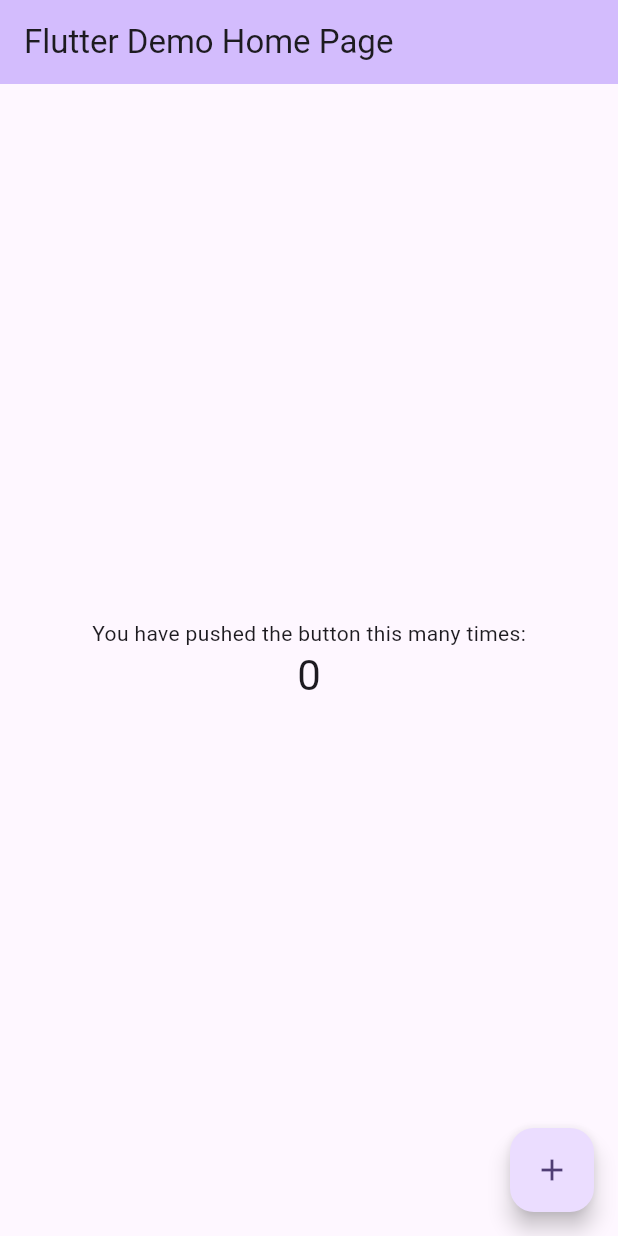
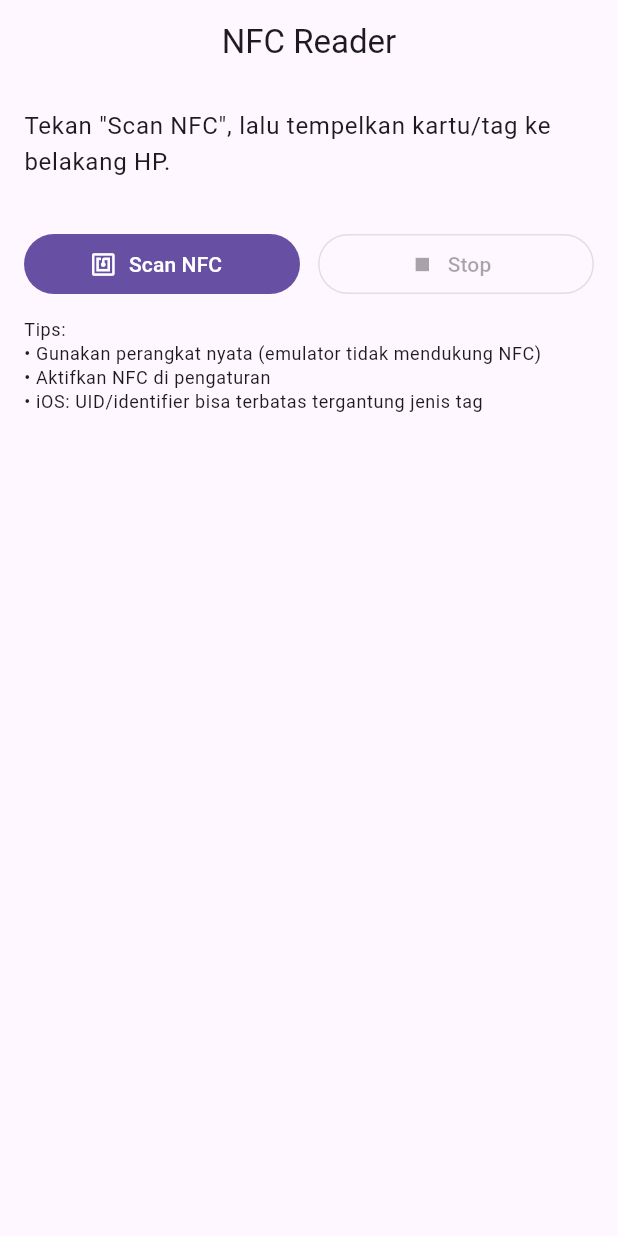
Before and after one commit to suryo/nfc_reader_app_flutter, a Flutter app: the screen it shows after launch, on a phone screen of 412 x 824 dp. Run offline on Flutter 3.47's test engine with Material 3 defaults, Android fonts, the phone set to English and light mode, and no system bars; missing offline and left inert: nfc_manager, nfc_manager_ndef.

Commit message:
create feature detection NFC

```diff
--- a/lib/main.dart
+++ b/lib/main.dart
@@ -1,122 +1,298 @@
+import 'dart:typed_data';
 import 'package:flutter/material.dart';
+import 'package:flutter/services.dart';
+import 'package:nfc_manager/nfc_manager.dart';
+
+// Penting untuk akses kelas platform v4:
+import 'package:nfc_manager/nfc_manager_android.dart';
+import 'package:nfc_manager/nfc_manager_ios.dart';
+
+// NDEF abstraction (lintas platform)
+import 'package:nfc_manager_ndef/nfc_manager_ndef.dart';
 
 void main() {
-  runApp(const MyApp());
+  runApp(const NFCReaderApp());
 }
 
-class MyApp extends StatelessWidget {
-  const MyApp({super.key});
+class NFCReaderApp extends StatelessWidget {
+  const NFCReaderApp({super.key});
 
-  // This widget is the root of your application.
   @override
   Widget build(BuildContext context) {
     return MaterialApp(
-      title: 'Flutter Demo',
-      theme: ThemeData(
-        // This is the theme of your application.
-        //
-        // TRY THIS: Try running your application with "flutter run". You'll see
-        // the application has a purple toolbar. Then, without quitting the app,
-        // try changing the seedColor in the colorScheme below to Colors.green
-        // and then invoke "hot reload" (save your changes or press the "hot
-        // reload" button in a Flutter-supported IDE, or press "r" if you used
-        // the command line to start the app).
-        //
-        // Notice that the counter didn't reset back to zero; the application
-        // state is not lost during the reload. To reset the state, use hot
-        // restart instead.
-        //
-        // This works for code too, not just values: Most code changes can be
-        // tested with just a hot reload.
-        colorScheme: ColorScheme.fromSeed(seedColor: Colors.deepPurple),
-      ),
-      home: const MyHomePage(title: 'Flutter Demo Home Page'),
+      title: 'NFC Reader',
+      theme: ThemeData(useMaterial3: true),
+      home: const NFCReaderPage(),
+      debugShowCheckedModeBanner: false,
     );
   }
 }
 
-class MyHomePage extends StatefulWidget {
-  const MyHomePage({super.key, required this.title});
-
-  // This widget is the home page of your application. It is stateful, meaning
-  // that it has a State object (defined below) that contains fields that affect
-  // how it looks.
-
-  // This class is the configuration for the state. It holds the values (in this
-  // case the title) provided by the parent (in this case the App widget) and
-  // used by the build method of the State. Fields in a Widget subclass are
-  // always marked "final".
-
-  final String title;
+class NFCReaderPage extends StatefulWidget {
+  const NFCReaderPage({super.key});
 
   @override
-  State<MyHomePage> createState() => _MyHomePageState();
+  State<NFCReaderPage> createState() => _NFCReaderPageState();
 }
 
-class _MyHomePageState extends State<MyHomePage> {
-  int _counter = 0;
+class _NFCReaderPageState extends State<NFCReaderPage> {
+  bool _isScanning = false;
+  String _status = 'Tekan "Scan NFC", lalu tempelkan kartu/tag ke belakang HP.';
+  String? _uidHex;
+  String? _tech;
+  String? _ndefSummary;
 
-  void _incrementCounter() {
+  @override
+  void dispose() {
+    NfcManager.instance.stopSession();
+    super.dispose();
+  }
+
+  Future<void> _startScan() async {
     setState(() {
-      // This call to setState tells the Flutter framework that something has
-      // changed in this State, which causes it to rerun the build method below
-      // so that the display can reflect the updated values. If we changed
-      // _counter without calling setState(), then the build method would not be
-      // called again, and so nothing would appear to happen.
-      _counter++;
+      _isScanning = true;
+      _status = 'Memulai sesi NFC...';
+      _uidHex = null;
+      _tech = null;
+      _ndefSummary = null;
     });
+
+    final available = await NfcManager.instance.isAvailable();
+    if (!available) {
+      setState(() {
+        _isScanning = false;
+        _status = 'NFC tidak tersedia/aktif di perangkat ini.';
+      });
+      return;
+    }
+
+    await NfcManager.instance.startSession(
+      // Aman untuk Android & iOS (FeliCa/iso18092 opsional: butuh entitlements tambahan di iOS)
+      pollingOptions: {NfcPollingOption.iso14443, NfcPollingOption.iso15693},
+      onDiscovered: (NfcTag tag) async {
+        try {
+          final uid = _extractIdentifier(tag);
+          final techs = _detectTechs(tag).join(', ');
+          final ndefInfo = await _tryReadNdef(tag);
+
+          setState(() {
+            _uidHex = uid;
+            _tech = techs.isEmpty ? null : techs;
+            _ndefSummary = ndefInfo;
+            _status = uid == null
+                ? 'Tag terdeteksi (UID mungkin tidak diekspos pada tipe/perangkat ini).'
+                : 'Tag terdeteksi! UID: $uid';
+          });
+        } catch (e) {
+          setState(() => _status = 'Gagal membaca tag: $e');
+        } finally {
+          await NfcManager.instance.stopSession();
+          if (mounted) setState(() => _isScanning = false);
+        }
+      },
+    );
+
+    setState(() => _status = 'Tempelkan kartu/tag ke belakang HP…');
+  }
+
+  Future<void> _stopScan() async {
+    await NfcManager.instance.stopSession();
+    setState(() {
+      _isScanning = false;
+      _status = 'Sesi dihentikan.';
+    });
+  }
+
+  /// Deteksi teknologi utama (kelas vendor-specific v4).
+  List<String> _detectTechs(NfcTag tag) {
+    final t = <String>[];
+
+    // ---------- ANDROID ----------
+    try {
+      if (NfcAAndroid.from(tag) != null) t.add('NfcA');
+      if (NfcBAndroid.from(tag) != null) t.add('NfcB');
+      if (NfcFAndroid.from(tag) != null) t.add('NfcF');
+      if (NfcVAndroid.from(tag) != null) t.add('NfcV');
+      if (IsoDepAndroid.from(tag) != null) t.add('IsoDep');
+      if (MifareClassicAndroid.from(tag) != null) t.add('MifareClassic');
+      if (MifareUltralightAndroid.from(tag) != null) t.add('MifareUltralight');
+      if (NdefAndroid.from(tag) != null) t.add('Ndef');
+    } catch (_) {}
+
+    // ---------- iOS ----------
+    try {
+      if (MiFareIos.from(tag) != null) t.add('MiFare');
+      if (FeliCaIos.from(tag) != null) t.add('FeliCa');
+      if (Iso15693Ios.from(tag) != null) t.add('Iso15693');
+      if (Iso7816Ios.from(tag) != null) t.add('Iso7816');
+      if (NdefIos.from(tag) != null) t.add('Ndef');
+    } catch (_) {}
+
+    return t;
+  }
+
+  /// Ambil UID (identifier) jika tersedia. iOS bisa berbeda/terbatas.
+  String? _extractIdentifier(NfcTag tag) {
+    Uint8List? id;
+
+    // ---------- ANDROID: pakai NfcTagAndroid.id ----------
+    final aTag = NfcTagAndroid.from(tag);
+    if (aTag != null) {
+      id = aTag.id; // UID/serial di Android v4
+    }
+
+    // ---------- iOS ----------
+    id ??= MiFareIos.from(tag)?.identifier;
+    id ??= FeliCaIos.from(tag)?.currentIDm;   // FeliCa punya IDm
+    id ??= Iso15693Ios.from(tag)?.identifier;
+    id ??= Iso7816Ios.from(tag)?.identifier;
+
+    return id == null ? null : _bytesToHex(id);
+  }
+
+  /// Baca NDEF (pakai nfc_manager_ndef).
+  Future<String?> _tryReadNdef(NfcTag tag) async {
+    final ndef = Ndef.from(tag);
+    if (ndef == null) return 'Tag tidak mendukung NDEF.';
+
+    // Coba pakai pesan yang sudah di-cache saat discovery; jika null, read().
+    final message = ndef.cachedMessage ?? await ndef.read(); // NdefMessage?
+
+    if (message == null || message.records.isEmpty) return 'NDEF kosong.';
+
+    final buf = StringBuffer();
+    for (var i = 0; i < message.records.length; i++) {
+      final r = message.records[i];
+      buf.writeln('• Record #${i + 1}');
+      buf.writeln('  TNF: ${r.typeNameFormat}');
+      buf.writeln('  Type: ${String.fromCharCodes(r.type)}');
+      if (r.payload.isNotEmpty) {
+        final txt = _safePayloadPreview(r.payload);
+        buf.writeln('  Payload: $txt');
+      }
+    }
+    return buf.toString().trim();
+  }
+
+  String _safePayloadPreview(Uint8List bytes) {
+    final s = String.fromCharCodes(bytes);
+    return s.length > 120 ? '${s.substring(0, 120)}…' : s;
+  }
+
+  String _bytesToHex(Uint8List bytes) {
+    final sb = StringBuffer();
+    for (final b in bytes) {
+      sb.write(b.toRadixString(16).padLeft(2, '0').toUpperCase());
+    }
+    return sb.toString();
   }
 
   @override
   Widget build(BuildContext context) {
-    // This method is rerun every time setState is called, for instance as done
-    // by the _incrementCounter method above.
-    //
-    // The Flutter framework has been optimized to make rerunning build methods
-    // fast, so that you can just rebuild anything that needs updating rather
-    // than having to individually change instances of widgets.
+    final theme = Theme.of(context);
     return Scaffold(
-      appBar: AppBar(
-        // TRY THIS: Try changing the color here to a specific color (to
-        // Colors.amber, perhaps?) and trigger a hot reload to see the AppBar
-        // change color while the other colors stay the same.
-        backgroundColor: Theme.of(context).colorScheme.inversePrimary,
-        // Here we take the value from the MyHomePage object that was created by
-        // the App.build method, and use it to set our appbar title.
-        title: Text(widget.title),
-      ),
-      body: Center(
-        // Center is a layout widget. It takes a single child and positions it
-        // in the middle of the parent.
-        child: Column(
-          // Column is also a layout widget. It takes a list of children and
-          // arranges them vertically. By default, it sizes itself to fit its
-          // children horizontally, and tries to be as tall as its parent.
-          //
-          // Column has various properties to control how it sizes itself and
-          // how it positions its children. Here we use mainAxisAlignment to
-          // center the children vertically; the main axis here is the vertical
-          // axis because Columns are vertical (the cross axis would be
-          // horizontal).
-          //
-          // TRY THIS: Invoke "debug painting" (choose the "Toggle Debug Paint"
-          // action in the IDE, or press "p" in the console), to see the
-          // wireframe for each widget.
-          mainAxisAlignment: MainAxisAlignment.center,
-          children: <Widget>[
-            const Text('You have pushed the button this many times:'),
+      appBar: AppBar(title: const Text('NFC Reader'), centerTitle: true),
+      body: Padding(
+        padding: const EdgeInsets.all(16),
+        child: ListView(
+          children: [
+            // Panel UID besar + tombol salin
+            if (_uidHex != null)
+              Card(
+                child: Padding(
+                  padding: const EdgeInsets.all(16),
+                  child: Row(
+                    crossAxisAlignment: CrossAxisAlignment.start,
+                    children: [
+                      Expanded(
+                        child: SelectableText(
+                          'UID: ${_uidHex!}',
+                          style: theme.textTheme.headlineSmall,
+                        ),
+                      ),
+                      IconButton(
+                        tooltip: 'Salin UID',
+                        onPressed: () async {
+                          await Clipboard.setData(ClipboardData(text: _uidHex!));
+                          if (!mounted) return;
+                          ScaffoldMessenger.of(context).showSnackBar(
+                            const SnackBar(content: Text('UID disalin ke clipboard')),
+                          );
+                        },
+                        icon: const Icon(Icons.copy),
+                      ),
+                    ],
+                  ),
+                ),
+              ),
+
+            // Status
+            Text(_status, style: theme.textTheme.bodyLarge),
+            const SizedBox(height: 16),
+
+            // Info Tech & NDEF
+            if (_tech != null) _InfoTile(title: 'Tech', value: _tech!),
+            if (_ndefSummary != null)
+              _InfoTile(title: 'NDEF', value: _ndefSummary!),
+
+            const SizedBox(height: 16),
+
+            // Tombol aksi
+            Row(
+              children: [
+                Expanded(
+                  child: FilledButton.icon(
+                    onPressed: _isScanning ? null : _startScan,
+                    icon: const Icon(Icons.nfc),
+                    label: const Text('Scan NFC'),
+                  ),
+                ),
+                const SizedBox(width: 12),
+                Expanded(
+                  child: OutlinedButton.icon(
+                    onPressed: _isScanning ? _stopScan : null,
+                    icon: const Icon(Icons.stop),
+                    label: const Text('Stop'),
+                  ),
+                ),
+              ],
+            ),
+
+            const SizedBox(height: 12),
             Text(
-              '$_counter',
-              style: Theme.of(context).textTheme.headlineMedium,
+              'Tips:\n'
+              '• Gunakan perangkat nyata (emulator tidak mendukung NFC)\n'
+              '• Aktifkan NFC di pengaturan\n'
+              '• iOS: UID/identifier bisa terbatas tergantung jenis tag',
+              style: theme.textTheme.bodySmall,
             ),
           ],
         ),
       ),
-      floatingActionButton: FloatingActionButton(
-        onPressed: _incrementCounter,
-        tooltip: 'Increment',
-        child: const Icon(Icons.add),
-      ), // This trailing comma makes auto-formatting nicer for build methods.
     );
   }
 }
+
+class _InfoTile extends StatelessWidget {
+  final String title;
+  final String value;
+  const _InfoTile({required this.title, required this.value});
+
+  @override
+  Widget build(BuildContext context) {
+    final theme = Theme.of(context);
+    return Card(
+      child: Padding(
+        padding: const EdgeInsets.all(12),
+        child: SelectableText.rich(
+          TextSpan(
+            children: [
+              TextSpan(text: '$title\n', style: theme.textTheme.titleSmall),
+              TextSpan(text: value, style: theme.textTheme.bodyMedium),
+            ],
+          ),
+        ),
+      ),
+    );
+  }
+}
--- a/pubspec.yaml
+++ b/pubspec.yaml
@@ -35,6 +35,7 @@ dependencies:
   # Use with the CupertinoIcons class for iOS style icons.
   cupertino_icons: ^1.0.8
   nfc_manager: ^4.0.2
+  nfc_manager_ndef: ^1.0.1
 
 dev_dependencies:
   flutter_test:
```
Also changed, not shown: pubspec.lock, 2 other files.
